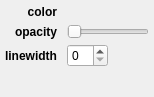
glue-viz/glue, file glue/viewers/profile/qt/layer_style_editor.ui: the form before one commit.
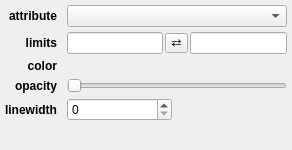
The form after the commit. Custom widgets are drawn as their Qt base class.

Diff of the .ui file:
```diff
--- a/glue/viewers/profile/qt/layer_style_editor.ui
+++ b/glue/viewers/profile/qt/layer_style_editor.ui
@@ -6,8 +6,8 @@
    <rect>
     <x>0</x>
     <y>0</y>
-    <width>154</width>
-    <height>97</height>
+    <width>292</width>
+    <height>150</height>
    </rect>
   </property>
   <property name="windowTitle">
@@ -32,7 +32,59 @@
    <property name="verticalSpacing">
     <number>5</number>
    </property>
-   <item row="0" column="1">
+   <item row="0" column="0">
+    <widget class="QLabel" name="label_4">
+     <property name="font">
+      <font>
+       <weight>75</weight>
+       <bold>true</bold>
+      </font>
+     </property>
+     <property name="text">
+      <string>attribute</string>
+     </property>
+     <property name="alignment">
+      <set>Qt::AlignRight|Qt::AlignTrailing|Qt::AlignVCenter</set>
+     </property>
+    </widget>
+   </item>
+   <item row="2" column="1" colspan="2">
+    <layout class="QHBoxLayout" name="layout_limits">
+     <property name="spacing">
+      <number>2</number>
+     </property>
+     <item>
+      <widget class="QLineEdit" name="valuetext_v_min"/>
+     </item>
+     <item>
+      <widget class="QToolButton" name="button_flip_limits">
+       <property name="styleSheet">
+        <string notr="true">padding: 0px</string>
+       </property>
+       <property name="text">
+        <string>⇄</string>
+       </property>
+      </widget>
+     </item>
+     <item>
+      <widget class="QLineEdit" name="valuetext_v_max"/>
+     </item>
+    </layout>
+   </item>
+   <item row="6" column="1" colspan="2">
+    <spacer name="horizontalSpacer">
+     <property name="orientation">
+      <enum>Qt::Horizontal</enum>
+     </property>
+     <property name="sizeHint" stdset="0">
+      <size>
+       <width>40</width>
+       <height>5</height>
+      </size>
+     </property>
+    </spacer>
+   </item>
+   <item row="3" column="1">
     <widget class="QColorBox" name="color_color">
      <property name="sizePolicy">
       <sizepolicy hsizetype="Preferred" vsizetype="Minimum">
@@ -45,20 +97,7 @@
      </property>
     </widget>
    </item>
-   <item row="3" column="1" colspan="2">
-    <spacer name="horizontalSpacer">
-     <property name="orientation">
-      <enum>Qt::Horizontal</enum>
-     </property>
-     <property name="sizeHint" stdset="0">
-      <size>
-       <width>40</width>
-       <height>5</height>
-      </size>
-     </property>
-    </spacer>
-   </item>
-   <item row="0" column="0">
+   <item row="3" column="0">
     <widget class="QLabel" name="label_2">
      <property name="font">
       <font>
@@ -74,7 +113,23 @@
      </property>
     </widget>
    </item>
-   <item row="1" column="1" colspan="2">
+   <item row="5" column="1">
+    <widget class="QSpinBox" name="value_linewidth"/>
+   </item>
+   <item row="7" column="1">
+    <spacer name="verticalSpacer">
+     <property name="orientation">
+      <enum>Qt::Vertical</enum>
+     </property>
+     <property name="sizeHint" stdset="0">
+      <size>
+       <width>20</width>
+       <height>40</height>
+      </size>
+     </property>
+    </spacer>
+   </item>
+   <item row="4" column="1" colspan="2">
     <widget class="QSlider" name="value_alpha">
      <property name="maximum">
       <number>100</number>
@@ -84,7 +139,7 @@
      </property>
     </widget>
    </item>
-   <item row="1" column="0">
+   <item row="4" column="0">
     <widget class="QLabel" name="label">
      <property name="font">
       <font>
@@ -100,20 +155,7 @@
      </property>
     </widget>
    </item>
-   <item row="4" column="1">
-    <spacer name="verticalSpacer">
-     <property name="orientation">
-      <enum>Qt::Vertical</enum>
-     </property>
-     <property name="sizeHint" stdset="0">
-      <size>
-       <width>20</width>
-       <height>40</height>
-      </size>
-     </property>
-    </spacer>
-   </item>
-   <item row="2" column="0">
+   <item row="5" column="0">
     <widget class="QLabel" name="label_3">
      <property name="font">
       <font>
@@ -129,8 +171,28 @@
      </property>
     </widget>
    </item>
-   <item row="2" column="1">
-    <widget class="QSpinBox" name="value_linewidth"/>
+   <item row="2" column="0">
+    <widget class="QLabel" name="label_limits">
+     <property name="font">
+      <font>
+       <weight>75</weight>
+       <bold>true</bold>
+      </font>
+     </property>
+     <property name="text">
+      <string>limits</string>
+     </property>
+     <property name="alignment">
+      <set>Qt::AlignRight|Qt::AlignTrailing|Qt::AlignVCenter</set>
+     </property>
+    </widget>
+   </item>
+   <item row="0" column="1" colspan="2">
+    <widget class="QComboBox" name="combosel_attribute">
+      <property name="sizeAdjustPolicy">
+       <enum>QComboBox::AdjustToMinimumContentsLength</enum>
+      </property>
+    </widget>
    </item>
   </layout>
  </widget>
```
